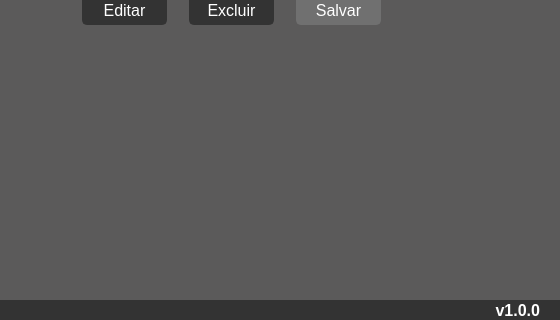
The window that ui_main.ui (lucasspeixoto/dentalar_bots) describes before a commit, drawn with Qt 5; both pictures show x 340 to 900 and y 280 to 600 of the 900 by 600 pixel window.
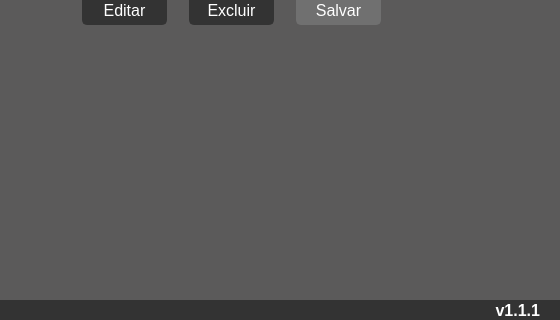
The same window after the commit. Icons and pictures are not drawn.

Patch:
```diff
--- a/ui_main.ui
+++ b/ui_main.ui
@@ -3866,7 +3866,7 @@
 }</string>
                   </property>
                   <property name="text">
-                   <string>v1.0.0</string>
+                   <string>v1.1.1</string>
                   </property>
                   <property name="textFormat">
                    <enum>Qt::PlainText</enum>
```
